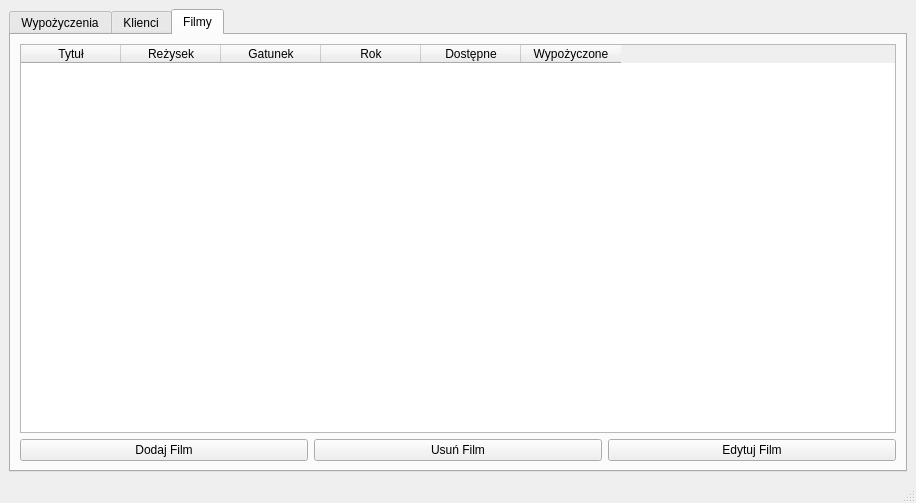
Above: mainwindow.ui from maciej-umanski/Wypozyczalnia_Filmow_PC2_QT before the change. Below: the same form after it.
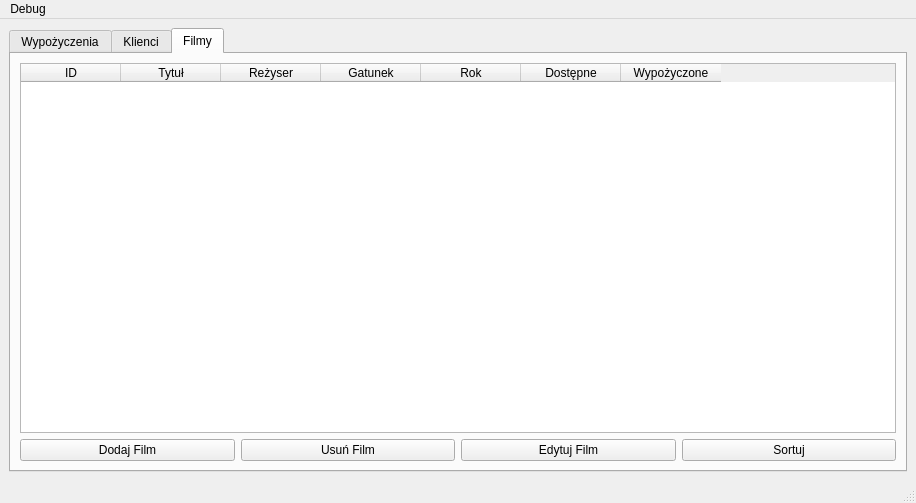
That is the form after the change. The open tabs and pages were chosen to show the change.

The edit to the form file:
```diff
--- a/mainwindow.ui
+++ b/mainwindow.ui
@@ -186,6 +186,11 @@
        <layout class="QGridLayout" name="gridLayout_3">
         <item row="0" column="0">
          <widget class="QTableWidget" name="moviesTable">
+          <column>
+           <property name="text">
+            <string>ID</string>
+           </property>
+          </column>
           <column>
            <property name="text">
             <string>Tytuł</string>
@@ -193,7 +198,7 @@
           </column>
           <column>
            <property name="text">
-            <string>Reżysek</string>
+            <string>Reżyser</string>
            </property>
           </column>
           <column>
@@ -241,6 +246,13 @@
             </property>
            </widget>
           </item>
+          <item>
+           <widget class="QPushButton" name="sortMovieButton">
+            <property name="text">
+             <string>Sortuj</string>
+            </property>
+           </widget>
+          </item>
          </layout>
         </item>
        </layout>
@@ -258,6 +270,14 @@
      <height>21</height>
     </rect>
    </property>
+   <widget class="QMenu" name="debugSettingsMenu">
+    <property name="title">
+     <string>Debug</string>
+    </property>
+    <addaction name="showID"/>
+    <addaction name="addDefaultData"/>
+   </widget>
+   <addaction name="debugSettingsMenu"/>
   </widget>
   <widget class="QStatusBar" name="statusbar"/>
  </widget>
```
Left out of the diff: 40 changed lines with no effect on the pictures.
